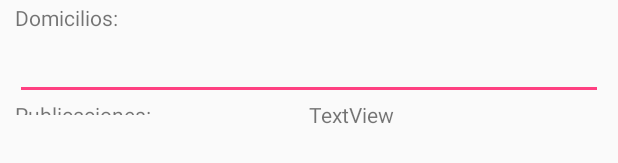
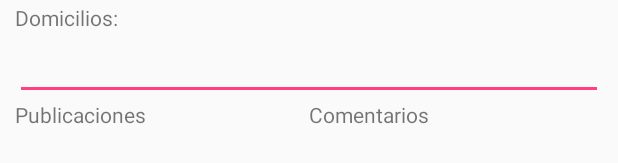
Before and after one commit to PabloMacLinares/ClicknEat, an Android app: the layout activity_perfil_usuario.xml on its own in the app's theme, with its tools: preview values and no code run, on a phone screen of 412 x 824 dp. Shown: the part 416-579 px from the top of the screen. Run offline under Robolectric (Android 15) with nearby library versions, the phone set to English and light mode, and no system bars.

Commit message:
layout ver perfil usuario

```diff
--- a/app/src/main/res/layout/activity_perfil_usuario.xml
+++ b/app/src/main/res/layout/activity_perfil_usuario.xml
@@ -89,12 +89,12 @@
                         android:layout_width="match_parent"
                         android:layout_height="wrap_content"
                         android:layout_weight="0.44"
-                        android:text="Publicaciones:" />
+                        android:text="Publicaciones" />
 
                     <android.support.v7.widget.RecyclerView
                         android:id="@+id/recyclerPublicaciones"
                         android:layout_width="match_parent"
-                        android:layout_height="match_parent"
+                        android:layout_height="wrap_content"
                         android:layout_weight="0.44" />
                 </LinearLayout>
 
@@ -109,7 +109,7 @@
                         android:id="@+id/labelComentarios"
                         android:layout_width="match_parent"
                         android:layout_height="wrap_content"
-                        android:text="TextView" />
+                        android:text="Comentarios" />
 
                     <android.support.v7.widget.RecyclerView
                         android:id="@+id/recyclerComentarios"
```
